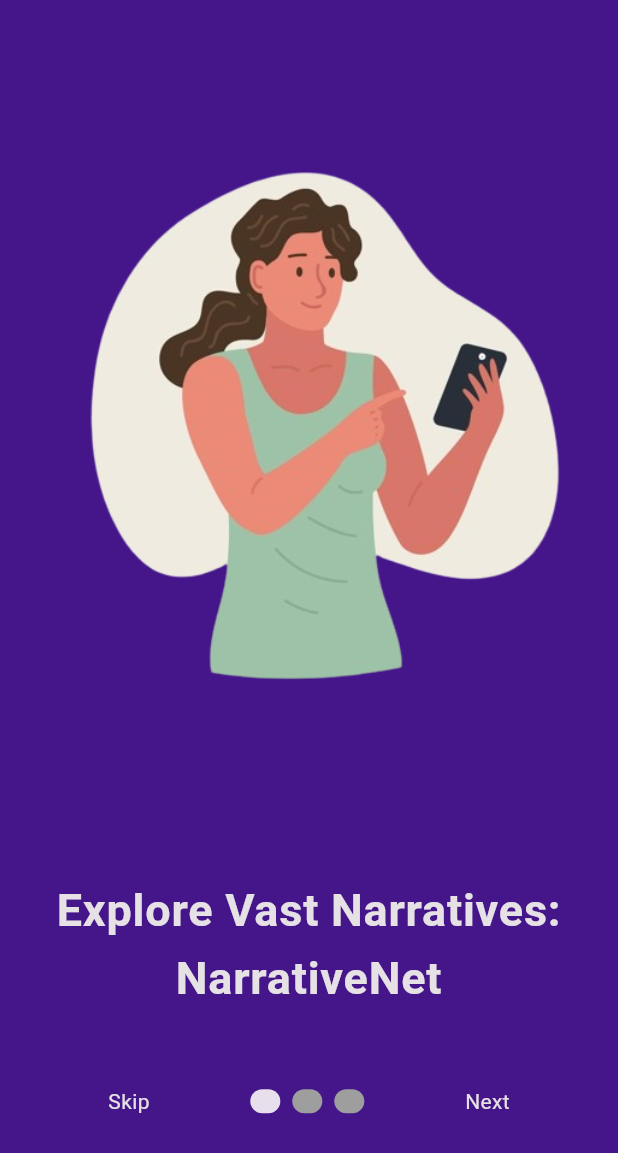
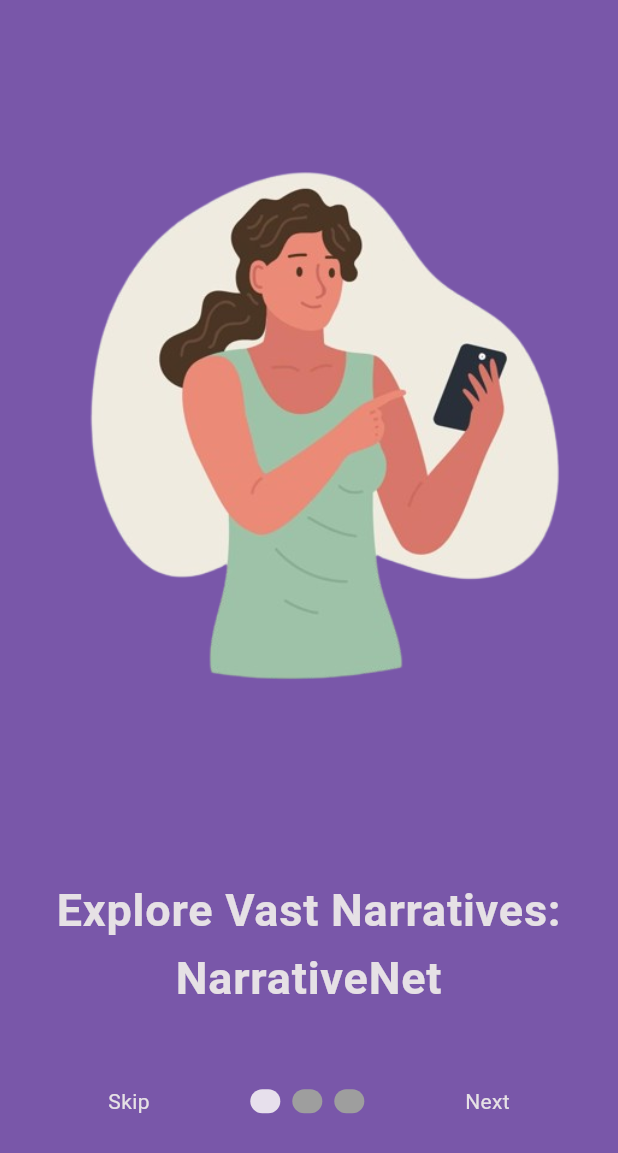
Before and after one commit to RH203/ebook-app-flutter, a Flutter app: the screen it shows after launch, on a phone screen of 412 x 824 dp. Shown: the top 1153 px of the screen. Run offline on Flutter 3.47's test engine with Material 3 defaults, Android fonts, the phone set to English and light mode, and no system bars; drawn by our look-alikes of smooth_page_indicator; our stand-ins replace carousel_slider, icons_plus, shared_preferences.

Commit message:
feat: change some colors

```diff
--- a/lib/src/theme/theme.dart
+++ b/lib/src/theme/theme.dart
@@ -40,8 +40,9 @@ class CustomTheme {
         background:
             isDarkTheme ? const Color(0xFF1C1B1F) : const Color(0xFF45158A),
         onBackground: isDarkTheme ? Colors.black : Colors.white,
-        surface:
-            isDarkTheme ? const Color(0xFF1C1B1F) : const Color(0xFF45158A),
+        surface: isDarkTheme
+            ? const Color(0xFF1C1B1F)
+            : Color.fromARGB(255, 121, 87, 169),
         onSurface:
             isDarkTheme ? const Color(0xFFE6E1E5) : const Color(0xFFE6E1E5),
         surfaceVariant:
```
